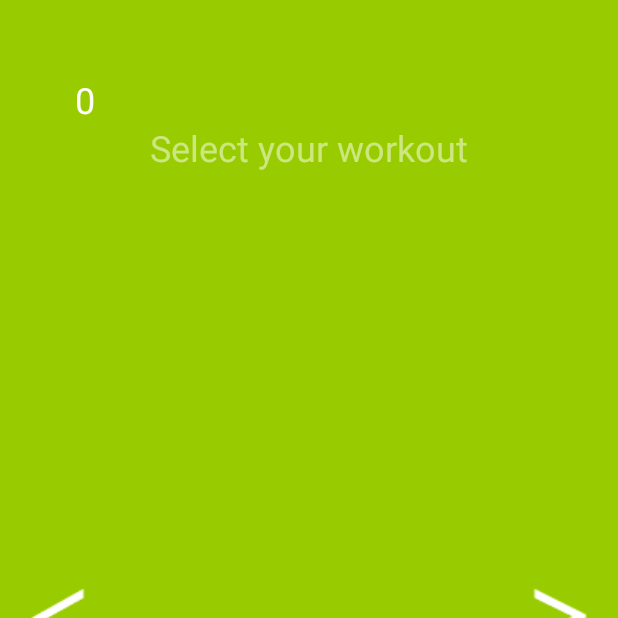
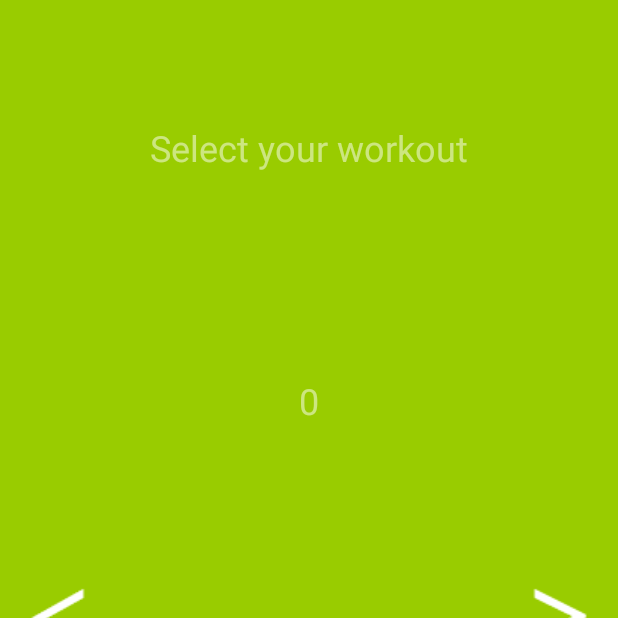
Before and after one commit to RobIsr/OneMoreRepFitness, an Android app: the screen it shows after launch (MainActivity), on a phone screen of 412 x 824 dp, the top half of it. Run offline under Robolectric (Android 15) with nearby library versions, the phone set to English and light mode, and no system bars; our stand-ins replace Firebase (no records; nobody signed in at launch, a user with empty details on screens opened directly); 1 statement that could not run was skipped.

Commit message:
feat: Added RecyclerView to ShowResults with onClick       functionality.

```diff
--- a/app/build.gradle
+++ b/app/build.gradle
@@ -24,10 +24,11 @@ dependencies {
     androidTestCompile('com.android.support.test.espresso:espresso-core:2.2.2', {
         exclude group: 'com.android.support', module: 'support-annotations'
     })
-    compile 'com.android.support:appcompat-v7:25.3.1'
+    compile 'com.android.support:appcompat-v7:25.4.0'
     compile 'com.android.support.constraint:constraint-layout:1.0.2'
     compile 'com.google.firebase:firebase-database:10.0.1'
     //compile 'com.firebase:firebase-client-android:2.3.1'
+    compile 'com.android.support:recyclerview-v7:25.4.0'
     testCompile 'junit:junit:4.12'
 }
 
--- a/app/src/main/java/com/example/israelsson/onemorerepfitness/MainActivity.java
+++ b/app/src/main/java/com/example/israelsson/onemorerepfitness/MainActivity.java
@@ -18,9 +18,9 @@ import com.google.firebase.database.DatabaseReference;
 import com.google.firebase.database.FirebaseDatabase;
 import com.google.firebase.database.ValueEventListener;
 
-import java.text.SimpleDateFormat;
 import java.util.ArrayList;
 import java.util.Date;
+import java.util.List;
 
 public class MainActivity extends AppCompatActivity {
 
@@ -29,13 +29,15 @@ public class MainActivity extends AppCompatActivity {
     int position = 0;
     DatabaseReference myRef;
     DatabaseReference myRefResults;
-    ArrayList<Workouts> items = new ArrayList<>();
-    ArrayList<String> resultList = new ArrayList();
+    List<Workouts> items = new ArrayList<>();
+    List<Results> resultItems = new ArrayList<>();
     Workouts value;
+    Results resultsValue;
     private TextView workoutTextView;
     private TextView resetButton;
     private TextView saveButton;
-    private TextView numberOfResults;
+    private TextView yesToSave;
+    private TextView resultNumberButton;
     private long timeWhenStopped = 0;
 
     @Override
@@ -43,41 +45,16 @@ public class MainActivity extends AppCompatActivity {
         super.onCreate(savedInstanceState);
         setContentView(R.layout.activity_main);
 
-        //Itinitialize Firebase References
         FirebaseDatabase database = FirebaseDatabase.getInstance();
-        myRef = database.getReference("workouts");
-        myRefResults = database.getReference("results");
-        //Load the workouts from firebase
-        getFireBaseValues();
+        myRef = database.getReference().child("workouts");
+        myRefResults = database.getReference().child("results");
+        getFireBaseWorkouts();
+        getNumberOfResults();
 
         workoutTextView = (TextView) findViewById(R.id.workoutTextView);
+
         chronometer = (Chronometer) findViewById(R.id.chronometer3);
-        numberOfResults = (TextView) findViewById(R.id.number_of_results);
 
-          /*
-          Loads the number of results that are saved for this particular workout and sets the
-          number numberOfResults TextView to that number.
-          */
-        getResults();
-
-          /*
-          When the number is clicked, open ShowResults activity and send int position with the intent
-          so that the right results can be loaded in ShowResults.
-          */
-        numberOfResults.setOnClickListener(new View.OnClickListener() {
-            @Override
-            public void onClick(View v) {
-                Intent intent = new Intent(getBaseContext(), ShowResults.class);
-                intent.putExtra("workout_position", position);
-                startActivity(intent);
-            }
-        });
-
-
-         /*
-         Find the timingButton and set OnClickListener to handle the timing of this workout and make the
-         reset and save TextViews visible.
-         */
         ImageView timingButton = (ImageView) findViewById(R.id.timingButton);
         timingButton.setOnClickListener(new View.OnClickListener() {
             @Override
@@ -99,43 +76,32 @@ public class MainActivity extends AppCompatActivity {
         });
 
 
-         /*
-         Find previousButton and set OnClickListener to handle click to return to the previous workout and load the
-         number of results saved to it.
-         */
         ImageView previousButton = (ImageView) findViewById(R.id.previousWorkoutButton);
         previousButton.setOnClickListener(new View.OnClickListener() {
             @Override
             public void onClick(View v) {
                 if(position > 0) {
                     position--;
-                    getFireBaseValues();
-                    getResults();
+                    getFireBaseWorkouts();
+                    getNumberOfResults();
                 }
             }
         });
 
 
-        /*
-        Find nextButton and set OnClickListener to handle click to continue to the next Workout and load the
-        number of results saved to it.
-         */
         ImageView nextButton = (ImageView) findViewById(R.id.nextWorkoutButton);
         nextButton.setOnClickListener(new View.OnClickListener() {
             @Override
             public void onClick(View v) {
                 if (position < items.size() - 1) {
                     position++;
-                    getFireBaseValues();
-                    getResults();
+                    getFireBaseWorkouts();
+                    getNumberOfResults();
                 }
             }
         });
 
-        /*
-        Find the resetButton TextView and set OnClickListener to handle click to reset the timing and to hide
-        the reset and timing TextViews.
-         */
+
         resetButton = (TextView) findViewById(R.id.resetButton);
         resetButton.setOnClickListener(new View.OnClickListener() {
             @Override
@@ -148,10 +114,6 @@ public class MainActivity extends AppCompatActivity {
         });
 
 
-        /*
-        Find the saveButton TextView and set OnClickListener to handle click to show the saveDialog with positive
-        and negative buttons.
-         */
         saveButton = (TextView) findViewById(R.id.saveButton);
         saveButton.setOnClickListener(new View.OnClickListener() {
             @Override
@@ -160,37 +122,34 @@ public class MainActivity extends AppCompatActivity {
                 saveDialog.setContentView(R.layout.save_dialog);
                 saveDialog.show();
 
-                //If user clicks yes then save the results to Firebase.
-                final TextView positiveButton = (TextView) saveDialog.findViewById(R.id.positiveButton);
-                positiveButton.setOnClickListener(new View.OnClickListener() {
+                yesToSave = (TextView) saveDialog.findViewById(R.id.negativeButton);
+                yesToSave.setOnClickListener(new View.OnClickListener() {
                     @Override
                     public void onClick(View v) {
-                        resultList.clear();
-                        //Push the results to Firebase
                         setResults();
+                        getNumberOfResults();
                         saveDialog.dismiss();
+                        resetButton.setVisibility(View.INVISIBLE);
+                        saveButton.setVisibility(View.INVISIBLE);
                     }
                 });
+            }
+        });
 
-                //If negativeButton is pressed, dissmiss the dialog.
-                final TextView negativeButton = (TextView) saveDialog.findViewById(R.id.negativeButton);
-                negativeButton.setOnClickListener(new View.OnClickListener() {
-                    @Override
-                    public void onClick(View v) {
-                        saveDialog.dismiss();
-                    }
-                });
+
+        resultNumberButton = (TextView) findViewById(R.id.resultNumberButton);
+
+        resultNumberButton.setOnClickListener(new View.OnClickListener() {
+            @Override
+            public void onClick(View v) {
+                startResults();
             }
         });
 
     }
 
 
-    /*
-    First clears the items ArrayList with Workouts Objects, then loads the workout objects from Firebase and sets them to the
-    items ArrayList.
-     */
-    public void getFireBaseValues() {
+    public void getFireBaseWorkouts() {
         items.clear();
         myRef.addValueEventListener(new ValueEventListener() {
             @Override
@@ -200,6 +159,7 @@ public class MainActivity extends AppCompatActivity {
                     value = child.getValue(Workouts.class);
                     items.add(value);
                 }
+
 
                 workoutTextView.setText(items.get(position).getDescription().toUpperCase() + "\n" + items.get(position).getExersize_1() + "\n" + items.get(position).getExersize_2()
                         + "\n" + items.get(position).getExersize_3() + "\n" + items.get(position).getExersize_4());
@@ -212,34 +172,27 @@ public class MainActivity extends AppCompatActivity {
         });
     }
 
-    /*
-    This Method pushes the current date and time plus the time diplayed on the chronometer to Firebase
-    results
-     */
     public void setResults() {
-        SimpleDateFormat df = new SimpleDateFormat("yyyy-MM-dd hh:mm");
         Date date = new Date();
-        String d = df.format(date);
-        Results result = new Results(chronometer.getText().toString(), d);
+        Results result = new Results(chronometer.getText().toString(), date.toString(), position);
         myRefResults.child(String.valueOf(position)).push().setValue(result);
     }
 
 
-    /*
-    This method checks how many results that are saved for this particular workout and sets the numberOfResults
-    TextView to this number.
-     */
-    public void getResults() {
-        resultList.clear();
-        myRefResults.child(String.valueOf(position)).addValueEventListener(new ValueEventListener() {
+    public void getNumberOfResults() {
+        myRefResults.addValueEventListener(new ValueEventListener() {
             @Override
             public void onDataChange(DataSnapshot dataSnapshot) {
-                Iterable<DataSnapshot> children = dataSnapshot.getChildren();
+                resultItems.clear();
+                Iterable<DataSnapshot> children = dataSnapshot.child(String.valueOf(position)).getChildren();
                 for (DataSnapshot child : children) {
-                    Results results = dataSnapshot.getValue(Results.class);
-                    resultList.add(0, results.getDate() + "\n\n" + results.getTime());
+                    resultsValue = child.getValue(Results.class);
+                    resultItems.add(resultsValue);
+
                 }
-                numberOfResults.setText(String.valueOf(resultList.size()));
+
+                resultNumberButton.setText(String.valueOf(resultItems.size()));
+
             }
 
             @Override
@@ -249,4 +202,10 @@ public class MainActivity extends AppCompatActivity {
         });
     }
 
+    private void startResults() {
+        Intent intent = new Intent(this, ShowResults.class);
+        intent.putExtra("position", position);
+        startActivity(intent);
+    }
+
 }
--- a/app/src/main/java/com/example/israelsson/onemorerepfitness/model/Results.java
+++ b/app/src/main/java/com/example/israelsson/onemorerepfitness/model/Results.java
@@ -9,6 +9,10 @@ public class Results {
     String date;
 
     public Results() {
+
+    }
+
+    public Results(String s, String toString, int position) {
 
     }
 
--- a/app/src/main/res/layout/activity_main.xml
+++ b/app/src/main/res/layout/activity_main.xml
@@ -15,14 +15,14 @@
         android:layout_alignParentStart="true"
         android:layout_alignTop="@+id/nextWorkoutButton"
         android:layout_marginBottom="8dp"
+        android:layout_marginLeft="8dp"
         android:layout_marginStart="8dp"
         android:layout_marginTop="8dp"
         android:background="@drawable/arrow_left"
+        android:contentDescription="@string/content_left_arrow"
         app:layout_constraintBottom_toBottomOf="parent"
         app:layout_constraintStart_toStartOf="parent"
-        app:layout_constraintTop_toTopOf="parent"
-        android:layout_marginLeft="8dp"
-        android:contentDescription="@string/content_left_arrow" />
+        app:layout_constraintTop_toTopOf="parent" />
 
 
     <ImageView
@@ -34,13 +34,13 @@
         android:layout_centerVertical="true"
         android:layout_marginBottom="8dp"
         android:layout_marginEnd="8dp"
+        android:layout_marginRight="8dp"
         android:layout_marginTop="8dp"
         android:background="@drawable/right_arrow"
+        android:contentDescription="@string/content_right_arrow"
         app:layout_constraintBottom_toBottomOf="parent"
         app:layout_constraintEnd_toEndOf="parent"
-        app:layout_constraintTop_toTopOf="parent"
-        android:layout_marginRight="8dp"
-        android:contentDescription="@string/content_right_arrow"/>
+        app:layout_constraintTop_toTopOf="parent" />
 
     <android.support.constraint.ConstraintLayout
         android:layout_width="0dp"
@@ -95,7 +95,8 @@
             app:layout_constraintBottom_toTopOf="@+id/chronometer3"
             app:layout_constraintEnd_toEndOf="parent"
             app:layout_constraintStart_toStartOf="parent"
-            app:layout_constraintTop_toBottomOf="@+id/workoutTitleTextView"/>
+            app:layout_constraintTop_toBottomOf="@+id/workoutTitleTextView"
+            app:layout_constraintVertical_bias="0.6" />
 
         <Chronometer
             android:id="@+id/chronometer3"
@@ -177,6 +178,20 @@
             app:layout_constraintStart_toStartOf="parent"
             app:srcCompat="@android:drawable/ic_menu_recent_history" />
 
+        <TextView
+            android:id="@+id/resultNumberButton"
+            style="@style/header"
+            android:layout_width="wrap_content"
+            android:layout_height="wrap_content"
+            android:layout_marginBottom="8dp"
+            android:layout_marginEnd="8dp"
+            android:layout_marginStart="8dp"
+            android:layout_marginTop="8dp"
+            app:layout_constraintBottom_toTopOf="@+id/workoutTextView"
+            app:layout_constraintEnd_toEndOf="parent"
+            app:layout_constraintStart_toStartOf="parent"
+            app:layout_constraintTop_toBottomOf="@+id/workoutTitleTextView" />
+
 
     </android.support.constraint.ConstraintLayout>
 
--- a/app/src/main/res/values/strings.xml
+++ b/app/src/main/res/values/strings.xml
@@ -1,9 +1,6 @@
 <resources>
     <string name="app_name">One More Rep Fitness</string>
     <string name="workout_title">Select your workout</string>
-
-    <string name="workout1_title">5 ROUNDS FOR TIME</string>
-    <string name="workout1">10 Clean and jerk "\n" 15 Toes to bar "\n" 10 Burpees "\n" 20 Kb twists</string>
     <string name="results">Results</string>
     <string name="reset">Reset</string>
     <string name="save">Save</string>
--- a/build.gradle
+++ b/build.gradle
@@ -9,7 +9,7 @@ buildscript {
         }
     }
     dependencies {
-        classpath 'com.android.tools.build:gradle:3.0.0'
+        classpath 'com.android.tools.build:gradle:3.0.1'
 
         // NOTE: Do not place your application dependencies here; they belong
         // in the individual module build.gradle files
```
Also changed, not shown: app/src/main/java/com/example/israelsson/onemorerepfitness/ResultsAdapter.java (added, +57 -0 lines), app/src/main/java/com/example/israelsson/onemorerepfitness/ShowResults.java (+20 -6 lines), app/src/main/res/layout/activity_show_results.xml (+19 -10 lines), app/src/main/res/layout/result_list_item.xml (added, +13 -0 lines), app/src/main/res/layout/result_listview_item.xml (deleted, +0 -8 lines).
